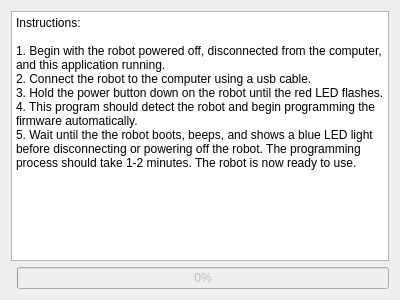
davidko/LinkbotFirmwareRescue, file dialog.ui: the form before one commit.
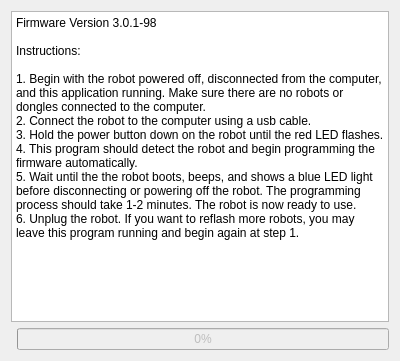
The form after the commit.

```diff
--- a/dialog.ui
+++ b/dialog.ui
@@ -7,7 +7,7 @@
     <x>0</x>
     <y>0</y>
     <width>400</width>
-    <height>300</height>
+    <height>361</height>
    </rect>
   </property>
   <property name="windowTitle">
@@ -21,13 +21,16 @@
 &lt;html&gt;&lt;head&gt;&lt;meta name=&quot;qrichtext&quot; content=&quot;1&quot; /&gt;&lt;style type=&quot;text/css&quot;&gt;
 p, li { white-space: pre-wrap; }
 &lt;/style&gt;&lt;/head&gt;&lt;body style=&quot; font-family:'Sans Serif'; font-size:9pt; font-weight:400; font-style:normal;&quot;&gt;
+&lt;p style=&quot; margin-top:0px; margin-bottom:0px; margin-left:0px; margin-right:0px; -qt-block-indent:0; text-indent:0px;&quot;&gt;Firmware Version 3.0.1-98&lt;/p&gt;
+&lt;p style=&quot;-qt-paragraph-type:empty; margin-top:0px; margin-bottom:0px; margin-left:0px; margin-right:0px; -qt-block-indent:0; text-indent:0px;&quot;&gt;&lt;br /&gt;&lt;/p&gt;
 &lt;p style=&quot; margin-top:0px; margin-bottom:0px; margin-left:0px; margin-right:0px; -qt-block-indent:0; text-indent:0px;&quot;&gt;Instructions:&lt;/p&gt;
 &lt;p style=&quot;-qt-paragraph-type:empty; margin-top:0px; margin-bottom:0px; margin-left:0px; margin-right:0px; -qt-block-indent:0; text-indent:0px;&quot;&gt;&lt;br /&gt;&lt;/p&gt;
-&lt;p style=&quot; margin-top:0px; margin-bottom:0px; margin-left:0px; margin-right:0px; -qt-block-indent:0; text-indent:0px;&quot;&gt;1. Begin with the robot powered off, disconnected from the computer, and this application running.&lt;/p&gt;
+&lt;p style=&quot; margin-top:0px; margin-bottom:0px; margin-left:0px; margin-right:0px; -qt-block-indent:0; text-indent:0px;&quot;&gt;1. Begin with the robot powered off, disconnected from the computer, and this application running. Make sure there are no robots or dongles connected to the computer.&lt;/p&gt;
 &lt;p style=&quot; margin-top:0px; margin-bottom:0px; margin-left:0px; margin-right:0px; -qt-block-indent:0; text-indent:0px;&quot;&gt;2. Connect the robot to the computer using a usb cable. &lt;/p&gt;
 &lt;p style=&quot; margin-top:0px; margin-bottom:0px; margin-left:0px; margin-right:0px; -qt-block-indent:0; text-indent:0px;&quot;&gt;3. Hold the power button down on the robot until the red LED flashes. &lt;/p&gt;
 &lt;p style=&quot; margin-top:0px; margin-bottom:0px; margin-left:0px; margin-right:0px; -qt-block-indent:0; text-indent:0px;&quot;&gt;4. This program should detect the robot and begin programming the firmware automatically.&lt;/p&gt;
-&lt;p style=&quot; margin-top:0px; margin-bottom:0px; margin-left:0px; margin-right:0px; -qt-block-indent:0; text-indent:0px;&quot;&gt;5. Wait until the the robot boots, beeps, and shows a blue LED light before disconnecting or powering off the robot. The programming process should take 1-2 minutes. The robot is now ready to use.&lt;/p&gt;&lt;/body&gt;&lt;/html&gt;</string>
+&lt;p style=&quot; margin-top:0px; margin-bottom:0px; margin-left:0px; margin-right:0px; -qt-block-indent:0; text-indent:0px;&quot;&gt;5. Wait until the the robot boots, beeps, and shows a blue LED light before disconnecting or powering off the robot. The programming process should take 1-2 minutes. The robot is now ready to use.&lt;/p&gt;
+&lt;p style=&quot; margin-top:0px; margin-bottom:0px; margin-left:0px; margin-right:0px; -qt-block-indent:0; text-indent:0px;&quot;&gt;6. Unplug the robot. If you want to reflash more robots, you may leave this program running and begin again at step 1.&lt;/p&gt;&lt;/body&gt;&lt;/html&gt;</string>
      </property>
     </widget>
    </item>
```
